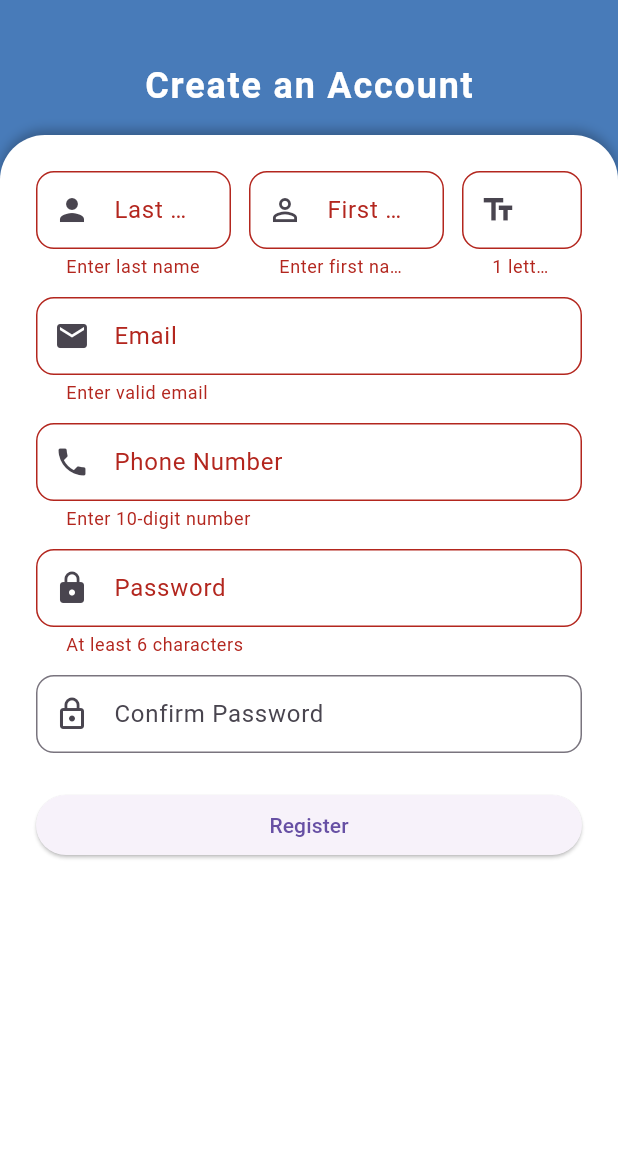
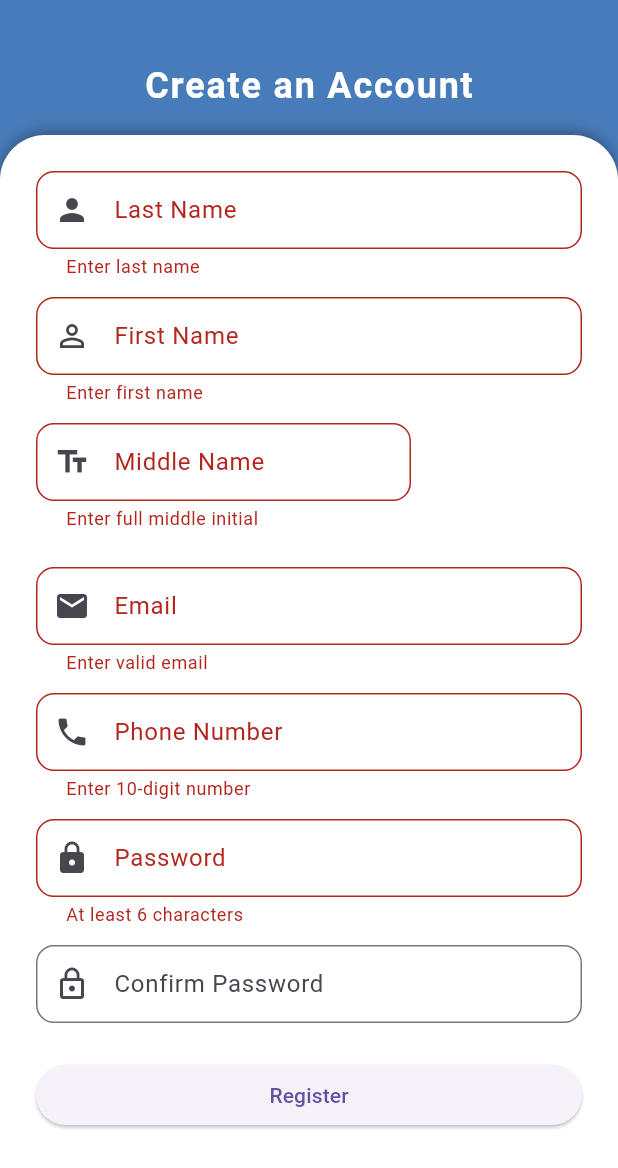
Before and after one commit to Davidtan0502/project_radar_app, a Flutter app: the RegisterScreen screen opened directly, after a tap on "Register", on a phone screen of 412 x 824 dp. Shown: the top 1168 px of the screen. Run offline on Flutter 3.47's test engine with Material 3 defaults, Android fonts, the phone set to English and light mode, and no system bars; our stand-ins replace geocoding, geolocator, google_fonts, google_maps_flutter, image_picker, shared_preferences; accounts and stored records are empty.

Commit message:
adjustments to the registration

```diff
--- a/lib/screens/registration_screen.dart
+++ b/lib/screens/registration_screen.dart
@@ -50,6 +50,7 @@ class _RegisterScreenState extends State<RegisterScreen> with SingleTickerProvid
     super.dispose();
   }
 
+  // ignore: unused_element
   Future<void> _handleRegister() async {
     if (!_formKey.currentState!.validate()) return;
 
@@ -112,10 +113,8 @@ class _RegisterScreenState extends State<RegisterScreen> with SingleTickerProvid
                                   child: Column(
                                     crossAxisAlignment: CrossAxisAlignment.stretch,
                                     children: [
-                                        Row(
-                                          children: [
-                                            Expanded(
-                                              child: _buildTextField(
+                                      // Last Name Field
+                                      _buildTextField(
                                         _lastNameController,
                                         'Last Name',
                                         Icons.person,
@@ -126,10 +125,10 @@ class _RegisterScreenState extends State<RegisterScreen> with SingleTickerProvid
                                           return null;
                                         },
                                       ),
-                                            ),
-                                            const SizedBox(width: 12),
-                                            Expanded(
-                                              child: _buildTextField(
+                                      const SizedBox(height: 12),
+
+                                      // First Name Field
+                                      _buildTextField(
                                         _firstNameController,
                                         'First Name',
                                         Icons.person_outline,
@@ -140,18 +139,20 @@ class _RegisterScreenState extends State<RegisterScreen> with SingleTickerProvid
                                           return null;
                                         },
                                       ),
-                                            ),
-                                            const SizedBox(width: 12),
-                                            // Make the M.I. field a little larger and ensure it fits properly
+                                      const SizedBox(height: 12),
+
+                                      // Middle Initial Field
+                                      Row(
+                                        children: [
                                           SizedBox(
-                                              width: 80, // Increase width if necessary
+                                            width: 250,
                                             child: _buildTextField(
                                               _middleInitialController,
-                                                'M.I.',
+                                              'Middle Name',
                                               Icons.text_fields,
                                               validator: (val) {
                                                 if (val == null || val.isEmpty || val.length > 1) {
-                                                    return '1 letter';
+                                                  return 'Enter full middle initial';
                                                 }
                                                 return null;
                                               },
@@ -159,8 +160,8 @@ class _RegisterScreenState extends State<RegisterScreen> with SingleTickerProvid
                                           ),
                                         ],
                                       ),
+                                      const SizedBox(height: 24),
 
-                                      const SizedBox(height: 12),
                                       _buildTextField(
                                         _emailController,
                                         'Email',
@@ -207,7 +208,7 @@ class _RegisterScreenState extends State<RegisterScreen> with SingleTickerProvid
                                         obscureText: true,
                                         validator: (val) {
                                           if (val != _passwordController.text) {
-                                            return 'Passwords don’t match';
+                                            return 'Passwords do not match';
                                           }
                                           return null;
                                         },
```
Also changed, not shown: 1 other file. Lines whose indentation alone changed are shown as unchanged.
